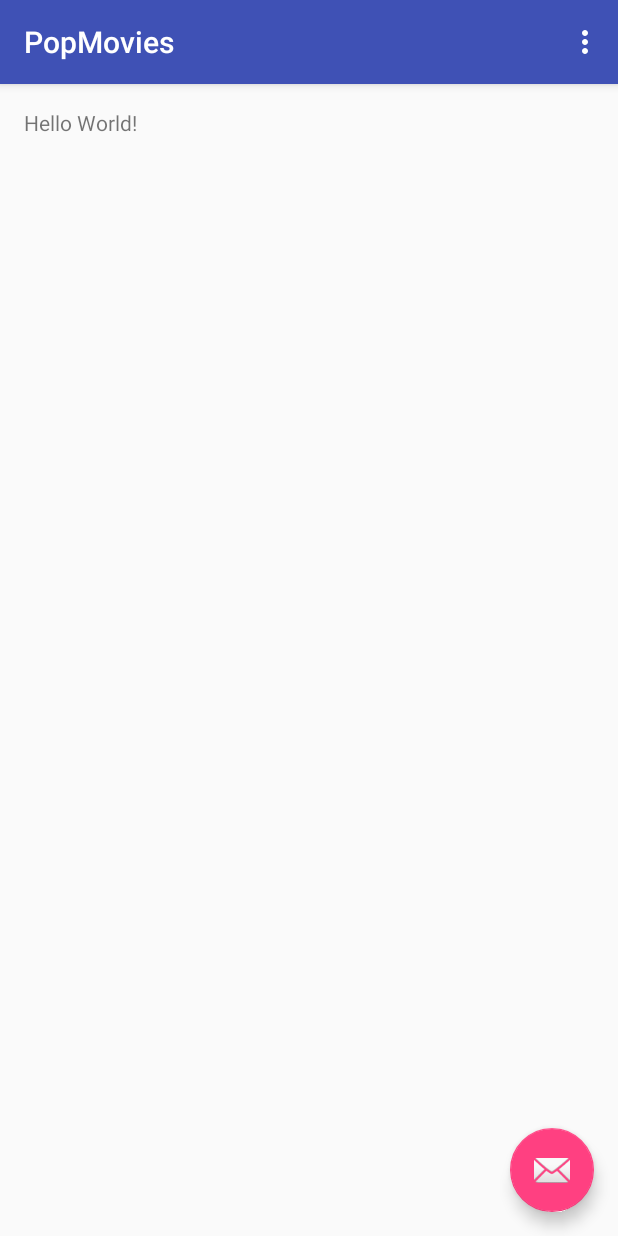
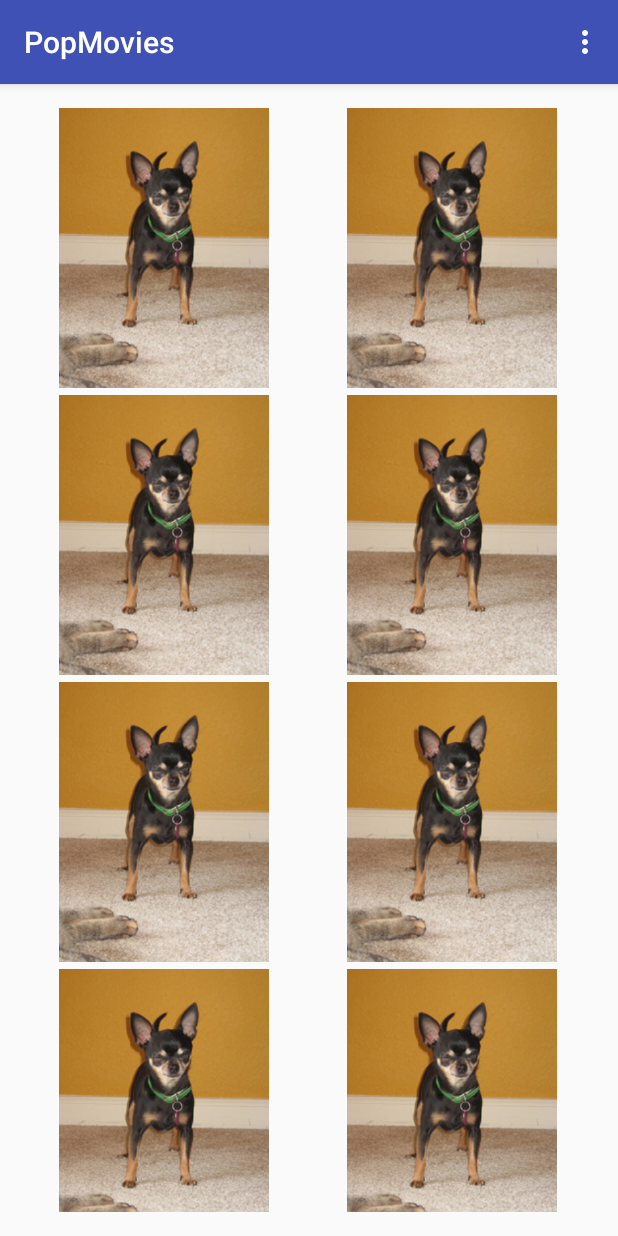
Before and after one commit to binhor009/popmovies, an Android app: the screen it shows after launch (MainActivity), on a phone screen of 412 x 824 dp. Run offline under Robolectric (Android 15) with nearby library versions, the phone set to English and light mode, and no system bars.

```diff
--- a/PopMovies/app/src/main/AndroidManifest.xml
+++ b/PopMovies/app/src/main/AndroidManifest.xml
@@ -7,9 +7,9 @@
         android:icon="@mipmap/ic_launcher"
         android:label="@string/app_name"
         android:supportsRtl="true"
-        android:theme="@style/AppTheme">
+        android:theme="@style/Default">
         <activity
-            android:name=".MainActivity"
+            android:name=".Activities.MainActivity"
             android:label="@string/app_name"
             android:theme="@style/AppTheme.NoActionBar">
             <intent-filter>
--- a/PopMovies/app/src/main/java/com/fabiofilho/popmovies/MainActivity.java
+++ b/PopMovies/app/src/main/java/com/fabiofilho/popmovies/Activities/MainActivity.java
@@ -1,13 +1,12 @@
-package com.fabiofilho.popmovies;
+package com.fabiofilho.popmovies.Activities;
 
 import android.os.Bundle;
-import android.support.design.widget.FloatingActionButton;
-import android.support.design.widget.Snackbar;
 import android.support.v7.app.AppCompatActivity;
 import android.support.v7.widget.Toolbar;
-import android.view.View;
 import android.view.Menu;
 import android.view.MenuItem;
+
+import com.fabiofilho.popmovies.R;
 
 public class MainActivity extends AppCompatActivity {
 
@@ -18,14 +17,9 @@ public class MainActivity extends AppCompatActivity {
         Toolbar toolbar = (Toolbar) findViewById(R.id.toolbar);
         setSupportActionBar(toolbar);
 
-        FloatingActionButton fab = (FloatingActionButton) findViewById(R.id.fab);
-        fab.setOnClickListener(new View.OnClickListener() {
-            @Override
-            public void onClick(View view) {
-                Snackbar.make(view, "Replace with your own action", Snackbar.LENGTH_LONG)
-                        .setAction("Action", null).show();
-            }
-        });
+
+
+
     }
 
     @Override
--- /dev/null
+++ b/PopMovies/app/src/main/java/com/fabiofilho/popmovies/Fragments/MainActivityFragment.java
@@ -0,0 +1,50 @@
+package com.fabiofilho.popmovies.Fragments;
+
+import android.os.Bundle;
+import android.support.v4.app.Fragment;
+import android.view.LayoutInflater;
+import android.view.View;
+import android.view.ViewGroup;
+import android.widget.AdapterView;
+import android.widget.GridView;
+import android.widget.Toast;
+
+import com.fabiofilho.popmovies.ImageAdapter;
+import com.fabiofilho.popmovies.R;
+
+/**
+ * A placeholder fragment containing a simple view.
+ */
+public class MainActivityFragment extends Fragment {
+
+    private View mRootView;
+
+    public MainActivityFragment() {
+    }
+
+    @Override
+    public View onCreateView(LayoutInflater inflater, ViewGroup container,
+                             Bundle savedInstanceState) {
+
+        mRootView = inflater.inflate(R.layout.fragment_main, container, false);
+
+        objectsCreation();
+
+        return mRootView;
+    }
+
+    private void objectsCreation() {
+
+        GridView gridview = (GridView) mRootView.findViewById(R.id.FragmentMainMoviesGridView);
+        gridview.setAdapter(new ImageAdapter(mRootView.getContext()));
+
+        gridview.setOnItemClickListener(new AdapterView.OnItemClickListener() {
+            public void onItemClick(AdapterView<?> parent, View v,
+                                    int position, long id) {
+                Toast.makeText(mRootView.getContext(), "" + position,
+                        Toast.LENGTH_SHORT).show();
+            }
+        });
+
+    }
+}
--- /dev/null
+++ b/PopMovies/app/src/main/java/com/fabiofilho/popmovies/ImageAdapter.java
@@ -0,0 +1,49 @@
+package com.fabiofilho.popmovies;
+
+import android.content.Context;
+import android.view.View;
+import android.view.ViewGroup;
+import android.widget.BaseAdapter;
+import android.widget.GridView;
+import android.widget.ImageView;
+
+/**
+ * Created by dialam on 21/01/17.
+ */
+
+public class ImageAdapter extends BaseAdapter {
+    private Context mContext;
+
+    public ImageAdapter(Context c) {
+        mContext = c;
+    }
+
+    public int getCount() {
+        return 20;
+    }
+
+    public Object getItem(int position) {
+        return null;
+    }
+
+    public long getItemId(int position) {
+        return 0;
+    }
+
+    // create a new ImageView for each item referenced by the Adapter
+    public View getView(int position, View convertView, ViewGroup parent) {
+        ImageView imageView;
+        if (convertView == null) {
+            // if it's not recycled, initialize some attributes
+            imageView = new ImageView(mContext);
+            imageView.setLayoutParams(new GridView.LayoutParams(210,280));
+            imageView.setScaleType(ImageView.ScaleType.CENTER_CROP);
+        } else
+            imageView = (ImageView) convertView;
+
+
+        imageView.setImageResource(R.drawable.sample_0);
+        return imageView;
+    }
+
+}
--- a/PopMovies/app/src/main/java/com/fabiofilho/popmovies/MainActivityFragment.java
+++ /dev/null
@@ -1,22 +0,0 @@
-package com.fabiofilho.popmovies;
-
-import android.support.v4.app.Fragment;
-import android.os.Bundle;
-import android.view.LayoutInflater;
-import android.view.View;
-import android.view.ViewGroup;
-
-/**
- * A placeholder fragment containing a simple view.
- */
-public class MainActivityFragment extends Fragment {
-
-    public MainActivityFragment() {
-    }
-
-    @Override
-    public View onCreateView(LayoutInflater inflater, ViewGroup container,
-                             Bundle savedInstanceState) {
-        return inflater.inflate(R.layout.fragment_main, container, false);
-    }
-}
--- a/PopMovies/app/src/main/res/layout/activity_main.xml
+++ b/PopMovies/app/src/main/res/layout/activity_main.xml
@@ -5,7 +5,7 @@
     android:layout_width="match_parent"
     android:layout_height="match_parent"
     android:fitsSystemWindows="true"
-    tools:context="com.fabiofilho.popmovies.MainActivity">
+    tools:context="com.fabiofilho.popmovies.Activities.MainActivity">
 
     <android.support.design.widget.AppBarLayout
         android:layout_width="match_parent"
@@ -23,12 +23,4 @@
 
     <include layout="@layout/content_main" />
 
-    <android.support.design.widget.FloatingActionButton
-        android:id="@+id/fab"
-        android:layout_width="wrap_content"
-        android:layout_height="wrap_content"
-        android:layout_gravity="bottom|end"
-        android:layout_margin="@dimen/fab_margin"
-        app:srcCompat="@android:drawable/ic_dialog_email" />
-
 </android.support.design.widget.CoordinatorLayout>
--- a/PopMovies/app/src/main/res/layout/content_main.xml
+++ b/PopMovies/app/src/main/res/layout/content_main.xml
@@ -2,7 +2,7 @@
     xmlns:app="http://schemas.android.com/apk/res-auto"
     xmlns:tools="http://schemas.android.com/tools"
     android:id="@+id/fragment"
-    android:name="com.fabiofilho.popmovies.MainActivityFragment"
+    android:name="com.fabiofilho.popmovies.Fragments.MainActivityFragment"
     android:layout_width="match_parent"
     android:layout_height="match_parent"
     app:layout_behavior="@string/appbar_scrolling_view_behavior"
--- a/PopMovies/app/src/main/res/layout/fragment_main.xml
+++ b/PopMovies/app/src/main/res/layout/fragment_main.xml
@@ -8,12 +8,23 @@
     android:paddingLeft="@dimen/activity_horizontal_margin"
     android:paddingRight="@dimen/activity_horizontal_margin"
     android:paddingTop="@dimen/activity_vertical_margin"
-    tools:context="com.fabiofilho.popmovies.MainActivityFragment"
+    tools:context="com.fabiofilho.popmovies.Fragments.MainActivityFragment"
     tools:showIn="@layout/activity_main">
 
-    <TextView
-        android:layout_width="wrap_content"
-        android:layout_height="wrap_content"
-        android:text="Hello World!" />
+    <GridView
+        android:layout_width="match_parent"
+        android:layout_height="match_parent"
+        android:layout_centerVertical="true"
+        android:layout_centerHorizontal="true"
+        android:id="@+id/FragmentMainMoviesGridView"
+        android:gravity="center"
+        android:stretchMode="columnWidth"
+        android:numColumns="auto_fit"
+        android:columnWidth="140dp"
+        android:verticalSpacing="5dp"
+        android:horizontalSpacing="5dp">
+
+
+    </GridView>
 
 </RelativeLayout>
--- a/PopMovies/app/src/main/res/menu/menu_main.xml
+++ b/PopMovies/app/src/main/res/menu/menu_main.xml
@@ -1,7 +1,7 @@
 <menu xmlns:android="http://schemas.android.com/apk/res/android"
     xmlns:app="http://schemas.android.com/apk/res-auto"
     xmlns:tools="http://schemas.android.com/tools"
-    tools:context="com.fabiofilho.popmovies.MainActivity">
+    tools:context="com.fabiofilho.popmovies.Activities.MainActivity">
     <item
         android:id="@+id/action_settings"
         android:orderInCategory="100"
--- a/PopMovies/app/src/main/res/values/styles.xml
+++ b/PopMovies/app/src/main/res/values/styles.xml
@@ -17,4 +17,6 @@
 
     <style name="AppTheme.PopupOverlay" parent="ThemeOverlay.AppCompat.Light" />
 
+    <style name="Default" parent="Theme.AppCompat.NoActionBar" />
+
 </resources>
```
Also changed, not shown: PopMovies/app/src/main/res/drawable/sample_0.jpg (added).
